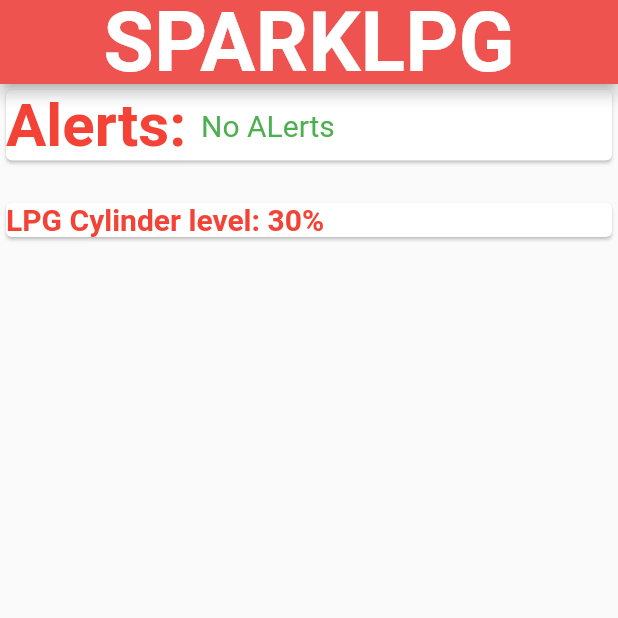
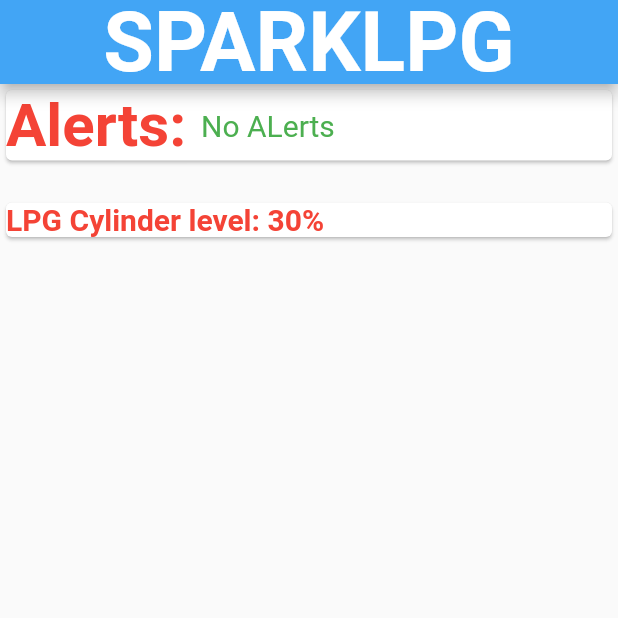
Before and after one commit to rohitroxkp7/Sparkonic, a Flutter app: the screen it shows after launch, on a phone screen of 412 x 824 dp, the top half of it. Run offline on Flutter 3.47's test engine with Material 2 defaults, Android fonts, the phone set to English and light mode, and no system bars; Roboto replaces fonts that are missing (RobotoMono).

Commit message:
Second commit

```diff
--- a/lib/main.dart
+++ b/lib/main.dart
@@ -24,7 +24,7 @@ class _MyAppState extends State<MyApp> {
                   color: Colors.white,
                 )),
           ),
-          backgroundColor: Colors.red[400],
+          backgroundColor: Colors.blue[400],
         ),
         body: Stack(
           children: [
```
